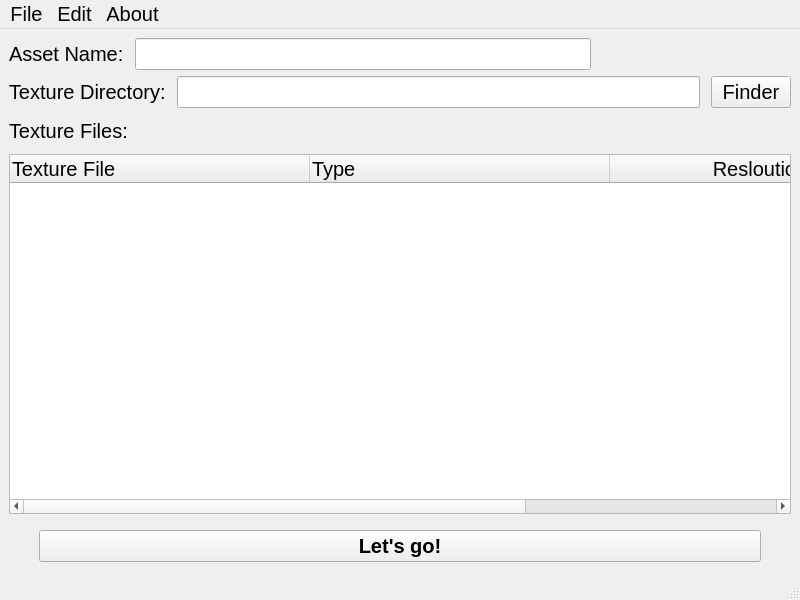
First picture: the form in ui/Texture_renamer_ui.ui, repository Passion-7/Asset_tools, before the edit.
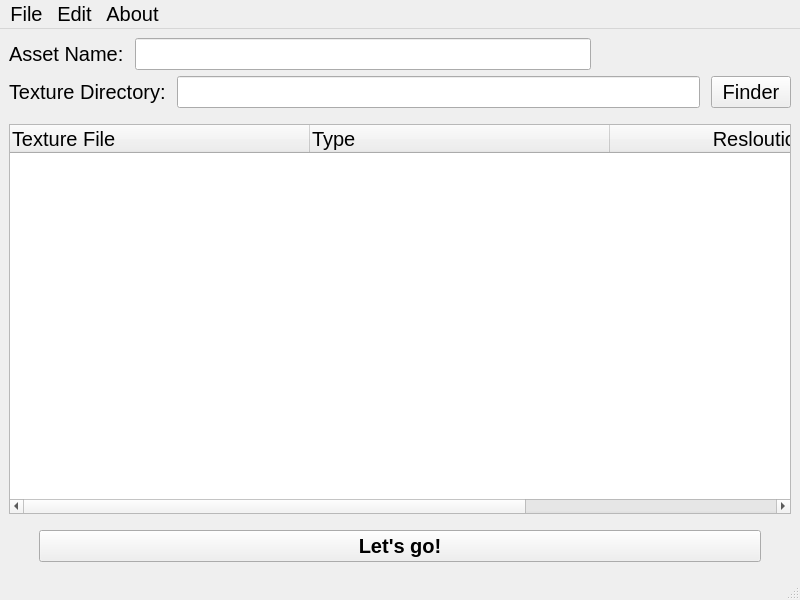
Second picture: the form after the edit.

Diff of the .ui file:
```diff
--- a/ui/Texture_renamer_ui.ui
+++ b/ui/Texture_renamer_ui.ui
@@ -132,30 +132,7 @@
         <property name="sizeHint" stdset="0">
          <size>
           <width>20</width>
-          <height>5</height>
-         </size>
-        </property>
-       </spacer>
-      </item>
-      <item>
-       <widget class="QLabel" name="L_file">
-        <property name="text">
-         <string>Texture Files:</string>
-        </property>
-       </widget>
-      </item>
-      <item>
-       <spacer name="verticalSpacer_2">
-        <property name="orientation">
-         <enum>Qt::Vertical</enum>
-        </property>
-        <property name="sizeType">
-         <enum>QSizePolicy::Fixed</enum>
-        </property>
-        <property name="sizeHint" stdset="0">
-         <size>
-          <width>20</width>
-          <height>5</height>
+          <height>10</height>
          </size>
         </property>
        </spacer>
```
Left out of the diff: 8 changed lines with no effect on the pictures.
